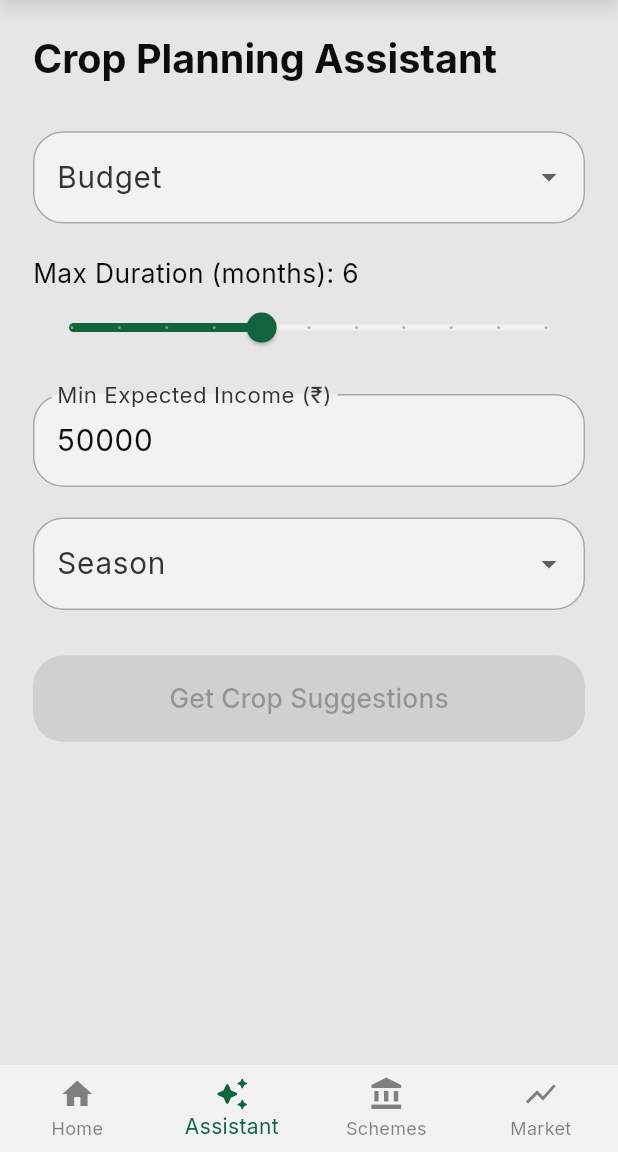
After one commit to Raj-Surase/KrishiConnect, a Flutter app: the UserNavigator screen opened by its route, item 2 of the bottom bar chosen, on a phone screen of 412 x 824 dp, the part 84-1236 px from its top. The commit adds this screen. Run offline on Flutter 3.47's test engine with Material 3 defaults, Android fonts, the phone set to English and light mode, and no system bars; our stand-ins replace flutter_screenutil, go_router, google_fonts, google_generative_ai, shared_preferences; accounts and stored records are empty; network calls fail; statements that could not run were skipped.

Commit message:
add GeminiProvider and UserQueryScreen for crop advisory feature

```diff
--- a/krishi_connect/lib/main.dart
+++ b/krishi_connect/lib/main.dart
@@ -8,6 +8,7 @@ import 'package:krishi_connect/provider/admin_provider.dart';
 import 'package:krishi_connect/provider/api_provider.dart';
 import 'package:krishi_connect/provider/auth_provider.dart';
 import 'package:krishi_connect/provider/farmer_provider.dart';
+import 'package:krishi_connect/provider/gemini_provider.dart';
 import 'package:krishi_connect/provider/weather_provider.dart';
 import 'package:krishi_connect/repo/api.dart';
 import 'package:provider/provider.dart';
@@ -31,10 +32,11 @@ class KrishiConnectApp extends StatelessWidget {
     return MultiProvider(
       providers: [
         ChangeNotifierProvider(create: (_) => ThemeProvider()),
+        ChangeNotifierProvider(create: (_) => GeminiProvider()),
 
         /// ✅ SINGLE ApiClient INSTANCE
         Provider<ApiClient>(
-          create: (_) => ApiClient(basePath: "http://10.146.133.249:8000"),
+          create: (_) => ApiClient(basePath: "http://192.168.186.249:8001"),
         ),
 
         /// ✅ ApiProvider (REUSED)
--- /dev/null
+++ b/krishi_connect/lib/provider/gemini_provider.dart
@@ -0,0 +1,46 @@
+import 'package:flutter/foundation.dart';
+import 'package:google_generative_ai/google_generative_ai.dart';
+
+class GeminiProvider with ChangeNotifier {
+  static const _apiKey = "AIzaSyAq3L7HOGLgH3oW0bdQ4IWA5qnMS7j9ud4";
+
+  final _model = GenerativeModel(model: 'gemini-2.5-flash', apiKey: _apiKey);
+
+  bool _loading = false;
+  String? _error;
+  String? _cachedResponse;
+  String? _lastPrompt;
+
+  bool get loading => _loading;
+  String? get error => _error;
+  String? get response => _cachedResponse;
+
+  Future<void> getAdvisory(String prompt) async {
+    // ✅ Cache hit
+    if (_lastPrompt == prompt && _cachedResponse != null) {
+      return;
+    }
+
+    _loading = true;
+    _error = null;
+    notifyListeners();
+
+    try {
+      final result = await _model.generateContent([Content.text(prompt)]);
+
+      _cachedResponse = result.text;
+      _lastPrompt = prompt;
+    } catch (e) {
+      _error = e.toString();
+    } finally {
+      _loading = false;
+      notifyListeners();
+    }
+  }
+
+  void clear() {
+    _cachedResponse = null;
+    _lastPrompt = null;
+    notifyListeners();
+  }
+}
--- a/krishi_connect/lib/repo/api_client.dart
+++ b/krishi_connect/lib/repo/api_client.dart
@@ -12,7 +12,7 @@ part of openapi.api;
 
 class ApiClient {
   ApiClient({
-    this.basePath = 'http://10.146.133.249:8000',
+    this.basePath = 'http://192.168.186.249:8001',
     this.authentication,
   });
 
--- a/krishi_connect/lib/screen/user/user_navigator.dart
+++ b/krishi_connect/lib/screen/user/user_navigator.dart
@@ -13,7 +13,7 @@ import 'package:krishi_connect/provider/weather_provider.dart';
 import 'package:krishi_connect/provider/farmer_provider.dart';
 
 import 'package:krishi_connect/screen/user/user_home_screen.dart';
-import 'package:krishi_connect/screen/user/user_crop_screen.dart';
+import 'package:krishi_connect/screen/user/user_query_screen.dart';
 import 'package:krishi_connect/screen/user/user_schemes_screen.dart';
 import 'package:krishi_connect/screen/user/user_market_rate_screen.dart';
 
@@ -29,7 +29,7 @@ class _UserNavigatorState extends State<UserNavigator> {
 
   final _screens = const [
     UserHomeScreen(),
-    UserCropScreen(),
+    UserQueryScreen(),
     UserSchemesScreen(),
     UserMarketRateScreen(),
   ];
@@ -88,8 +88,8 @@ class _UserNavigatorState extends State<UserNavigator> {
         items: const [
           BottomNavigationBarItem(icon: Icon(Icons.home), label: "Home"),
           BottomNavigationBarItem(
-            icon: Icon(Icons.agriculture),
-            label: "Crops",
+            icon: Icon(Icons.auto_awesome_rounded),
+            label: "Assistant",
           ),
           BottomNavigationBarItem(
             icon: Icon(Icons.account_balance),
--- /dev/null
+++ b/krishi_connect/lib/screen/user/user_query_screen.dart
@@ -0,0 +1,232 @@
+import 'package:flutter/material.dart';
+import 'package:flutter_screenutil/flutter_screenutil.dart';
+import 'package:provider/provider.dart';
+
+import 'package:krishi_connect/provider/farmer_provider.dart';
+import 'package:krishi_connect/provider/gemini_provider.dart';
+import 'package:krishi_connect/core/theme/theme_extenstion.dart';
+
+class UserQueryScreen extends StatefulWidget {
+  const UserQueryScreen({super.key});
+
+  @override
+  State<UserQueryScreen> createState() => _UserQueryScreenState();
+}
+
+class _UserQueryScreenState extends State<UserQueryScreen> {
+  String? budget;
+  int maxDuration = 6;
+  int minIncome = 50000;
+  String? season;
+
+  final List<String> budgets = [
+    "0-50000",
+    "50000-100000",
+    "100000-200000",
+    "200000+",
+  ];
+
+  final Map<String, String> seasons = {
+    "Kharif (June–October)": "Monsoon crops like soybean, cotton, rice",
+    "Rabi (November–April)": "Winter crops like wheat, gram",
+    "Zaid (March–June)": "Summer crops like watermelon, cucumber",
+  };
+
+  String _buildPrompt() {
+    return '''
+You are an expert agricultural planner for Maharashtra, India.
+
+IMPORTANT RULES:
+- DO NOT use markdown symbols (#, *, -, •)
+- DO NOT mix English and Marathi in the same sentence
+- First give English section
+- Then give Marathi section
+- Use clear headings exactly as written
+
+FORMAT EXACTLY LIKE THIS:
+
+ENGLISH:
+Suitable Crops:
+Estimated Budget Usage:
+Expected Income Range:
+Why These Crops Are Suitable:
+Practical Tips:
+
+MARATHI:
+योग्य पिके:
+अंदाजे खर्च:
+अपेक्षित उत्पन्न:
+ही पिके का योग्य आहेत:
+उपयुक्त सूचना:
+
+----------------------------------
+
+Farmer inputs:
+Budget range: ₹$budget
+Maximum crop duration: $maxDuration months
+Minimum expected income: ₹$minIncome
+Season: $season
+
+Conditions:
+- Maharashtra soil and climate
+- Market demand in Maharashtra mandis
+- Suitable for small to medium farmers
+- Focus on profit and risk reduction
+''';
+  }
+
+  String cleanGeminiResponse(String raw) {
+    return raw
+        .replaceAll(RegExp(r'[#*•]+'), '')
+        .replaceAll(RegExp(r'\n{3,}'), '\n\n')
+        .trim();
+  }
+
+  Map<String, String> parseResponse(String response) {
+    final sections = <String, String>{};
+
+    final english = RegExp(
+      r'ENGLISH:(.*?)MARATHI:',
+      dotAll: true,
+    ).firstMatch(response);
+
+    final marathi = RegExp(r'MARATHI:(.*)', dotAll: true).firstMatch(response);
+
+    if (english != null) sections['english'] = english.group(1)!.trim();
+    if (marathi != null) sections['marathi'] = marathi.group(1)!.trim();
+
+    return sections;
+  }
+
+  @override
+  Widget build(BuildContext context) {
+    final gemini = context.watch<GeminiProvider>();
+
+    /// ✅ RESULT MODE
+    if (gemini.response != null) {
+      final cleaned = cleanGeminiResponse(gemini.response!);
+      final sections = parseResponse(cleaned);
+
+      return Padding(
+        padding: EdgeInsets.all(20.w),
+        child: Column(
+          crossAxisAlignment: CrossAxisAlignment.start,
+          children: [
+            Text("Crop Suggestions", style: context.textTheme.headlineSmall),
+            10.verticalSpace,
+
+            Expanded(
+              child: SingleChildScrollView(
+                child: Column(
+                  crossAxisAlignment: CrossAxisAlignment.start,
+                  children: [
+                    if (sections['english'] != null) ...[
+                      Text("English", style: context.textTheme.titleMedium),
+                      8.verticalSpace,
+                      Text(
+                        sections['english']!,
+                        style: context.textTheme.bodyLarge,
+                      ),
+                      20.verticalSpace,
+                    ],
+                    if (sections['marathi'] != null) ...[
+                      Text("मराठी", style: context.textTheme.titleMedium),
+                      8.verticalSpace,
+                      Text(
+                        sections['marathi']!,
+                        style: context.textTheme.bodyLarge,
+                      ),
+                    ],
+                  ],
+                ),
+              ),
+            ),
+
+            16.verticalSpace,
+            ElevatedButton.icon(
+              onPressed: () => gemini.clear(),
+              icon: const Icon(Icons.arrow_back),
+              label: const Text("New Search"),
+            ),
+          ],
+        ),
+      );
+    }
+
+    /// ✅ INPUT MODE
+    return Padding(
+      padding: EdgeInsets.all(20.w),
+      child: ListView(
+        children: [
+          Text(
+            "Crop Planning Assistant",
+            style: context.textTheme.headlineSmall,
+          ),
+          30.verticalSpace,
+
+          /// 💰 Budget
+          DropdownButtonFormField<String>(
+            value: budget,
+            items: budgets
+                .map((b) => DropdownMenuItem(value: b, child: Text("₹$b")))
+                .toList(),
+            onChanged: (v) => setState(() => budget = v),
+            decoration: const InputDecoration(labelText: "Budget"),
+          ),
+
+          20.verticalSpace,
+
+          /// ⏱️ Duration
+          Text("Max Duration (months): $maxDuration"),
+          Slider(
+            value: maxDuration.toDouble(),
+            min: 2,
+            max: 12,
+            divisions: 10,
+            label: "$maxDuration",
+            onChanged: (v) => setState(() => maxDuration = v.toInt()),
+          ),
+
+          20.verticalSpace,
+
+          /// 💵 Income
+          TextFormField(
+            initialValue: minIncome.toString(),
+            keyboardType: TextInputType.number,
+            decoration: const InputDecoration(
+              labelText: "Min Expected Income (₹)",
+            ),
+            onChanged: (v) => minIncome = int.tryParse(v) ?? minIncome,
+          ),
+
+          20.verticalSpace,
+
+          /// 🌦️ Season
+          DropdownButtonFormField<String>(
+            value: season,
+            items: seasons.keys
+                .map((s) => DropdownMenuItem(value: s, child: Text(s)))
+                .toList(),
+            onChanged: (v) => setState(() => season = v),
+            decoration: const InputDecoration(labelText: "Season"),
+          ),
+
+          30.verticalSpace,
+
+          /// 🚀 Get Suggestions
+          ElevatedButton(
+            onPressed: gemini.loading || budget == null || season == null
+                ? null
+                : () async {
+                    final prompt = _buildPrompt();
+                    await context.read<GeminiProvider>().getAdvisory(prompt);
+                  },
+            child: gemini.loading
+                ? const CircularProgressIndicator()
+                : const Text("Get Crop Suggestions"),
+          ),
+        ],
+      ),
+    );
+  }
+}
--- a/krishi_connect/pubspec.yaml
+++ b/krishi_connect/pubspec.yaml
@@ -43,6 +43,7 @@ dependencies:
   dio: ^5.4.0
   json_annotation: ^4.9.0
   url_launcher: ^6.3.2
+  google_generative_ai: ^0.4.7
 
 dev_dependencies:
   flutter_test:
```
Also changed, not shown: krishi_connect/lib/screen/user/user_crop_screen.dart (deleted, +0 -41 lines), krishi_connect/pubspec.lock, 2 other files.
